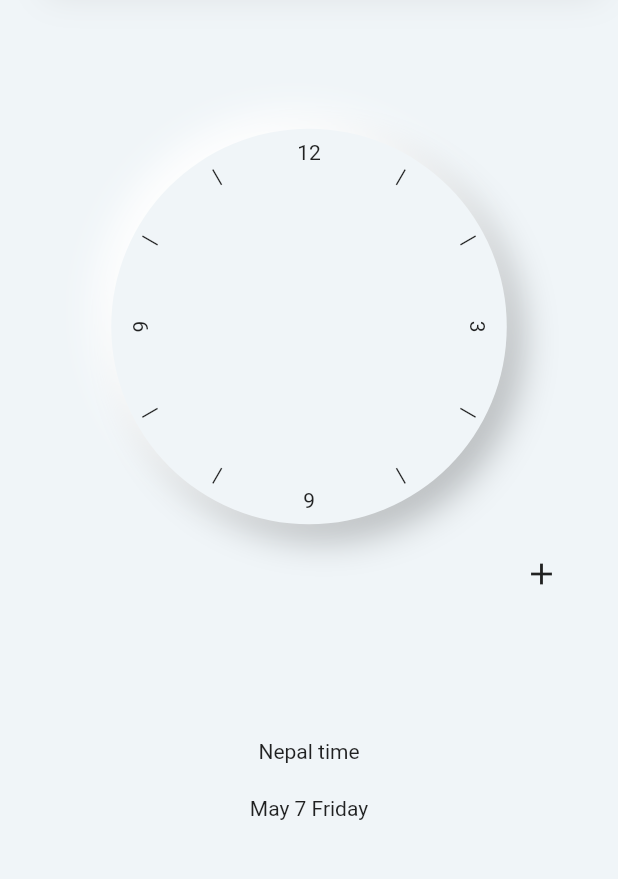
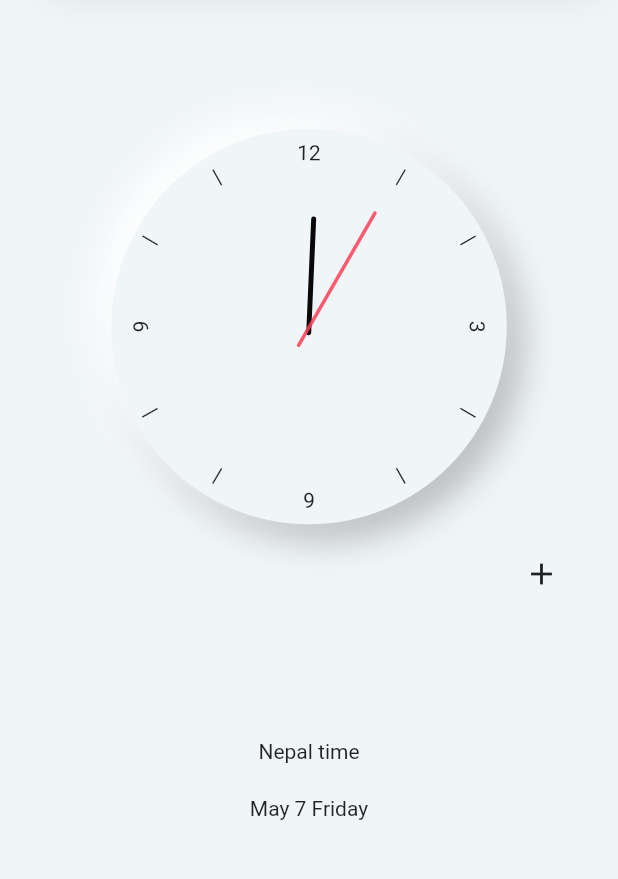
Before and after one commit to crefter/alarm_clock, a Flutter app: the screen it shows after launch, on a phone screen of 412 x 824 dp, the part 135-1014 px from its top. Run offline on Flutter 3.47's test engine with Material 2 defaults, Android fonts, the phone set to English and light mode, and no system bars.

Commit message:
Created minutes and hours widgets

```diff
--- a/lib/src/app/screens/clock_screen.dart
+++ b/lib/src/app/screens/clock_screen.dart
@@ -23,7 +23,7 @@ class _ClockScreenState extends State<ClockScreen>
       ),
       child: Column(
         children: [
-          ClockWidget(),
+          const ClockWidget(),
           const SizedBox(height: 13),
           Align(
             alignment: Alignment.centerRight,
--- a/lib/src/core/colors.dart
+++ b/lib/src/core/colors.dart
@@ -9,4 +9,6 @@ abstract class AppColors {
   static const Color bottomTabShadowColor = Color.fromRGBO(164, 164, 164, 0.25);
   static const Color topTabShadowColor = Color.fromRGBO(255, 255, 255, 0.67);
   static const Color black = Color.fromRGBO(0, 0, 0, 0.25);
+  static const Color hourArrowColor = Color.fromARGB(255, 9, 9, 9);
+  static const Color minuteArrowColor = Color.fromRGBO(252, 62, 85, 0.84);
 }
--- a/lib/src/core/widget/circle_widget.dart
+++ b/lib/src/core/widget/circle_widget.dart
@@ -2,16 +2,22 @@ import 'package:alarm_clock/src/core/colors.dart';
 import 'package:flutter/material.dart';
 
 class CircleWidget extends StatelessWidget {
+  final double width;
+  final double height;
   final Widget child;
 
-  const CircleWidget({Key? key, required this.child}) : super(key: key);
+  const CircleWidget({
+    Key? key,
+    required this.child,
+    required this.width,
+    required this.height,
+  }) : super(key: key);
 
   @override
   Widget build(BuildContext context) {
-    final Size size = MediaQuery.of(context).size;
     return SizedBox(
-      width: size.width * 0.64,
-      height: size.width * 0.64,
+      width: width,
+      height: height,
       child: DecoratedBox(
         decoration: BoxDecoration(
           color: AppColors.mainWhite,
--- /dev/null
+++ b/lib/src/features/clock/widgets/arrow_widget.dart
@@ -0,0 +1,68 @@
+
+import 'dart:math';
+
+import 'package:alarm_clock/src/core/colors.dart';
+import 'package:flutter/widgets.dart';
+
+class MinuteArrowWidget extends ArrowWidget {
+  const MinuteArrowWidget({
+    Key? key,
+    required super.width,
+    required super.height,
+  }) : super(key: key);
+
+  @override
+  Widget build(BuildContext context) {
+    final minutes = 5;
+    return Transform.rotate(
+      alignment: FractionalOffset(0.19, (minutes > 43 || minutes == 0) ? 1 : 0),
+      angle: (6 * minutes - 90) * pi / 180,
+      child: Container(
+        decoration: BoxDecoration(
+          color: AppColors.minuteArrowColor,
+          borderRadius: BorderRadius.circular(45),
+        ),
+        width: super.width,
+        height: super.height,
+      ),
+    );
+  }
+}
+
+class HourArrowWidget extends ArrowWidget {
+  const HourArrowWidget({
+    Key? key,
+    required super.width,
+    required super.height,
+  }) : super(key: key);
+
+  @override
+  Widget build(BuildContext context) {
+    final hours = 12;
+    final minutes = 5;
+    return Transform.rotate(
+      alignment: FractionalOffset(0.925,
+          (hours == 11 || hours == 23 || hours == 12 || hours == 0) ? 1.3 : 0),
+      angle: (30 * hours + minutes * 0.5 + 90) * pi / 180,
+      child: Container(
+        decoration: BoxDecoration(
+          color: AppColors.hourArrowColor,
+          borderRadius: BorderRadius.circular(45),
+        ),
+        width: super.width,
+        height: super.height,
+      ),
+    );
+  }
+}
+
+abstract class ArrowWidget extends StatelessWidget {
+  final double width;
+  final double height;
+
+  const ArrowWidget({
+    Key? key,
+    required this.width,
+    required this.height,
+  }) : super(key: key);
+}
--- a/lib/src/features/clock/widgets/circle_multi_child_layout_delegate.dart
+++ b/lib/src/features/clock/widgets/circle_multi_child_layout_delegate.dart
@@ -36,10 +36,7 @@ class CircleMultiChildLayoutDelegate extends MultiChildLayoutDelegate {
             radius - size.height / 2 + sin(radians) * (radius - size.height);
         positionChild(
           id.id,
-          Offset(
-            dx,
-            dy,
-          ),
+          Offset(dx, dy),
         );
       }
     }
--- a/lib/src/features/clock/widgets/clock_widget.dart
+++ b/lib/src/features/clock/widgets/clock_widget.dart
@@ -1,6 +1,5 @@
-import 'dart:math';
-
 import 'package:alarm_clock/src/core/widget/circle_widget.dart';
+import 'package:alarm_clock/src/features/clock/widgets/arrow_widget.dart';
 import 'package:alarm_clock/src/features/clock/widgets/circle_multi_child_layout_delegate.dart';
 import 'package:alarm_clock/src/features/clock/widgets/clock_numbers_widget.dart';
 import 'package:flutter/material.dart';
@@ -19,7 +18,7 @@ class _ClockWidgetState extends State<ClockWidget> {
   void initState() {
     super.initState();
     for (int i = 1; i < 13; i++) {
-      double radians = (30 * i) * pi / 180;
+      double radians = (30 * i) * 3.15 / 180;
       if (i % 3 == 0) {
         clockItems.add(
           LayoutId(
@@ -48,6 +47,8 @@ class _ClockWidgetState extends State<ClockWidget> {
   Widget build(BuildContext context) {
     final size = MediaQuery.of(context).size;
     return CircleWidget(
+      width: size.width * 0.64,
+      height: size.width * 0.64,
       child: LayoutBuilder(
         builder: (_, constraints) => Stack(
           children: [
@@ -55,8 +56,8 @@ class _ClockWidgetState extends State<ClockWidget> {
               top: 0,
               left: 0,
               child: SizedBox(
-                width: 240,
-                height: 240,
+                width: constraints.maxWidth,
+                height: constraints.maxHeight,
                 child: CustomMultiChildLayout(
                   delegate: CircleMultiChildLayoutDelegate(
                     ids: clockItems,
@@ -67,6 +68,23 @@ class _ClockWidgetState extends State<ClockWidget> {
                 ),
               ),
             ),
+            Positioned(
+              left:
+                  constraints.maxWidth * 0.225 - constraints.maxWidth * 0.0125,
+              top: constraints.maxHeight * 0.47 + constraints.maxWidth * 0.0125,
+              child: HourArrowWidget(
+                width: constraints.maxWidth * 0.3,
+                height: constraints.maxWidth * 0.0125,
+              ),
+            ),
+            Positioned(
+              right: constraints.maxWidth * 0.175,
+              top: constraints.maxHeight * 0.484,
+              child: MinuteArrowWidget(
+                width: constraints.maxWidth * 0.395,
+                height: constraints.maxHeight * 0.009,
+              ),
+            ),
           ],
         ),
       ),
```
